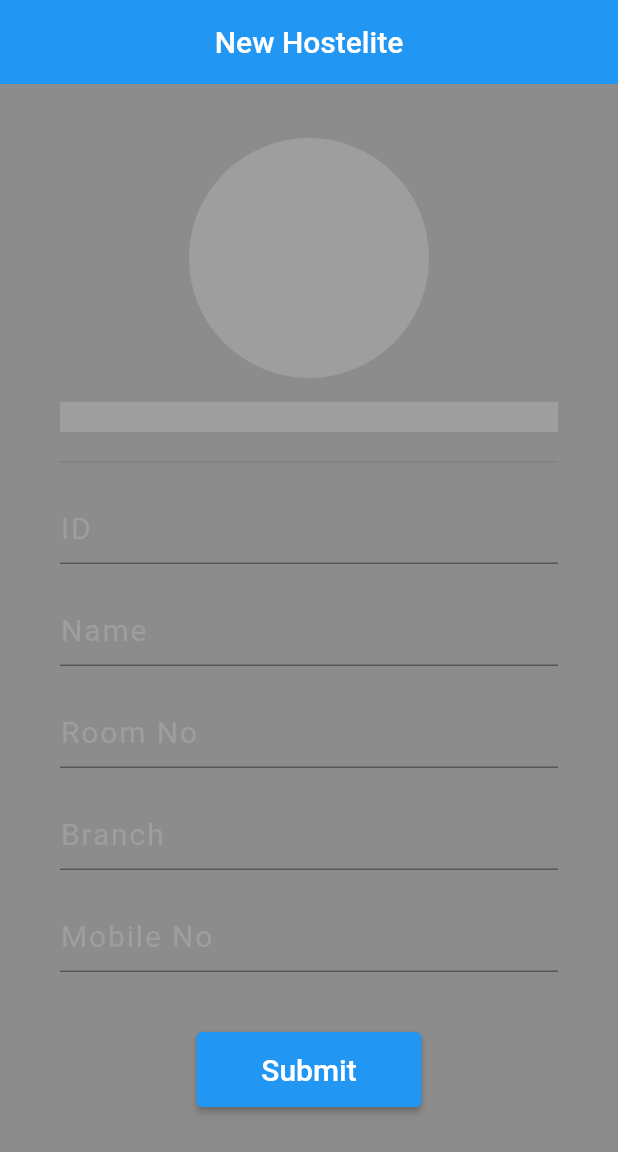
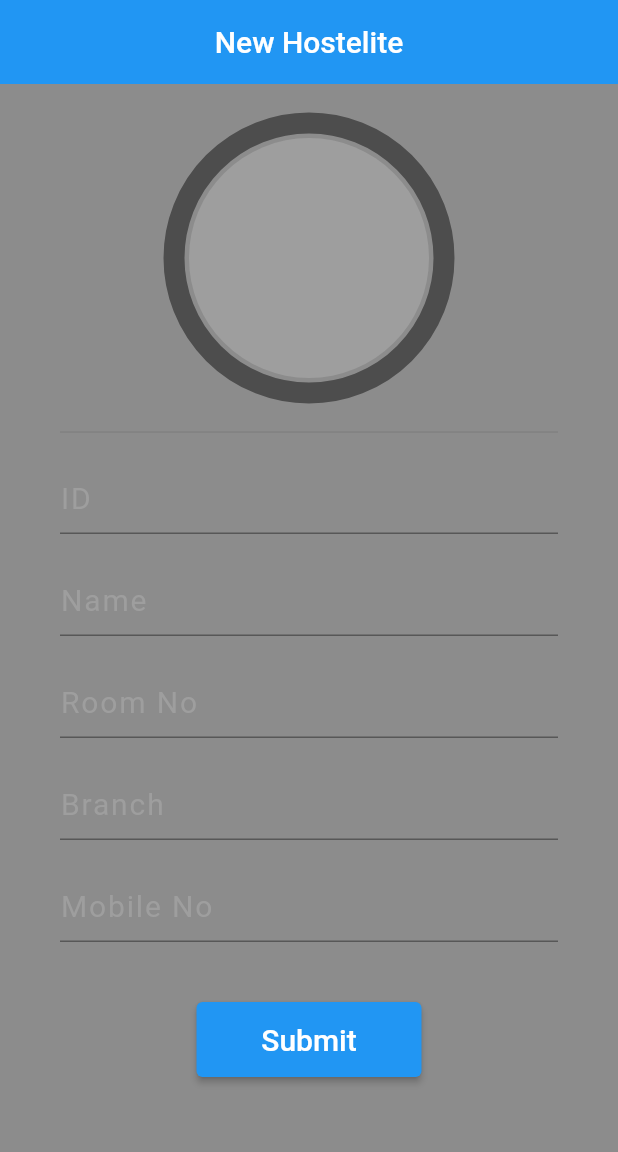
Before and after one commit to ManishModak/Project-Based-Learning-Year-2023, a Flutter app: the screen it shows after launch, on a phone screen of 412 x 824 dp. Shown: the top 1152 px of the screen. Run offline on Flutter 3.47's test engine with Material 2 defaults, Android fonts, the phone set to English and light mode, and no system bars; our stand-ins replace camera, cloud_firestore, firebase_auth, firebase_core, firebase_storage, flutter_spinkit and 1 more; accounts and stored records are empty.

Commit message:
Changing the stack order Circular Progress Indicator to new Hostelite UI.

```diff
--- a/lib/pages/new_hostelite_page.dart
+++ b/lib/pages/new_hostelite_page.dart
@@ -66,7 +66,20 @@ Widget build(BuildContext context) {
           child: Column(
             children: [
               Center(
-                child: CupertinoButton(
+                child: Stack(
+                  alignment: Alignment.center,
+                  children: [
+                    SizedBox(
+                      width: 180,
+                      height: 180,
+                      child: CircularProgressIndicator(
+                        value: percentage,
+                        backgroundColor: Colors.black45,
+                        strokeWidth: 14,
+                        valueColor: const AlwaysStoppedAnimation<Color>(Colors.green),
+                      ),
+                    ),
+                    CupertinoButton(
                       onPressed: () async {
                         percentage = 0;
                         XFile? selectedImage = await ImagePicker().pickImage(source: ImageSource.camera);
@@ -89,15 +102,7 @@ Widget build(BuildContext context) {
                         backgroundColor: Colors.grey,
                       ),
                     ),
-              ),
-              SizedBox(
-                height: 20,
-                width: 500,
-                child: LinearProgressIndicator(
-                  value: percentage,
-                  backgroundColor: Colors.grey,
-                  minHeight: 10.0,
-                  valueColor: const AlwaysStoppedAnimation<Color>(Colors.green),
+                  ]
                 ),
               ),
               const Divider(
```
Lines whose indentation alone changed are shown as unchanged.
